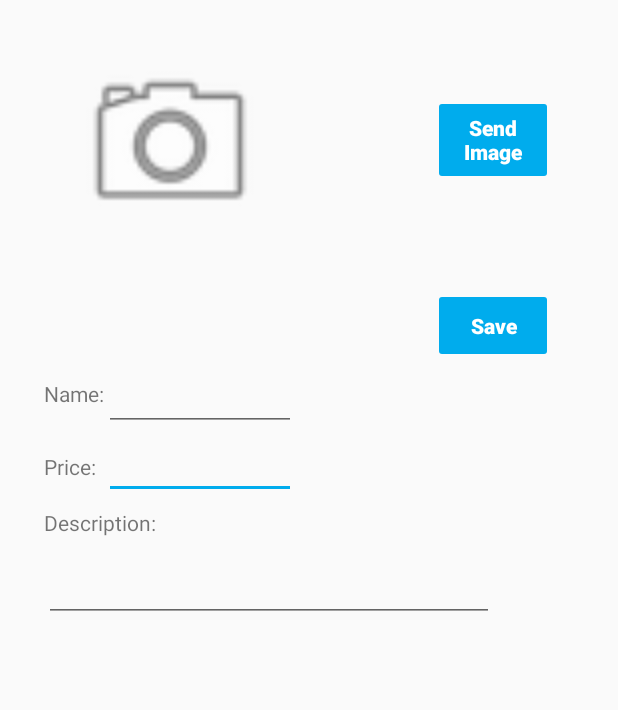
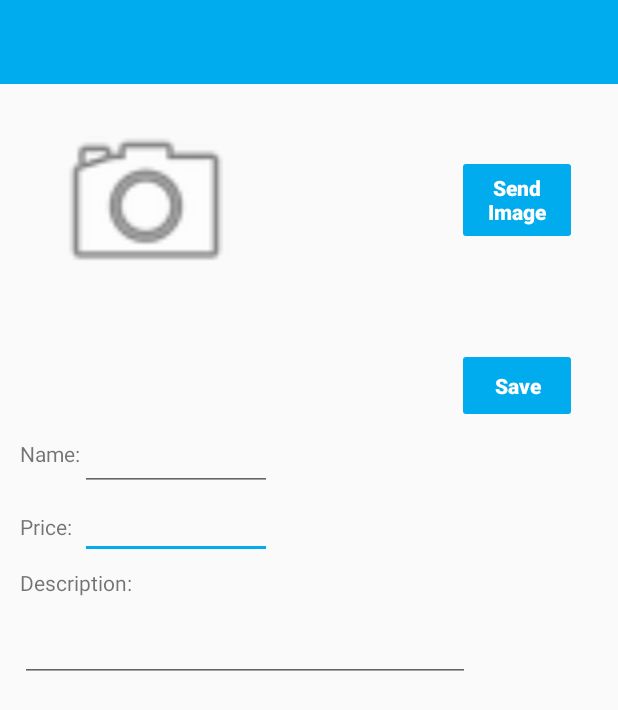
Before and after one commit to Benardi/ISellHere-Client, an Android app: the layout activity_edit_product.xml on its own in the app's theme, with its tools: preview values and no code run, on a phone screen of 412 x 824 dp. Shown: the top 710 px of the screen. Run offline under Robolectric (Android 15) with nearby library versions, the light colour scheme and no system bars; network calls fail.

```diff
--- a/app/src/main/java/com/example/grupoes/projetoes/controllers/ProductController.java
+++ b/app/src/main/java/com/example/grupoes/projetoes/controllers/ProductController.java
@@ -141,7 +141,7 @@ public class ProductController {
                         } catch (JSONException e) {
                             e.printStackTrace();
                         }
-                        Log.d("PRODUCTS", ""+products.size());
+                        Toast.makeText(context, "Finish getProducts", Toast.LENGTH_LONG).show();
                     }
                 },
                 new Response.ErrorListener() {
--- a/app/src/main/res/layout/activity_edit_product.xml
+++ b/app/src/main/res/layout/activity_edit_product.xml
@@ -5,18 +5,18 @@
     android:id="@+id/activity_edit_product"
     android:layout_width="match_parent"
     android:layout_height="match_parent"
-    android:paddingBottom="@dimen/activity_vertical_margin"
-    android:paddingLeft="@dimen/activity_horizontal_margin"
-    android:paddingRight="@dimen/activity_horizontal_margin"
-    android:paddingTop="@dimen/activity_vertical_margin"
+
     tools:context="com.example.grupoes.projetoes.activities.EditProductActivity">
+
+    <include
+        layout="@layout/toolbar_init"
+        android:id="@+id/include3"/>
 
     <ImageView
         android:layout_width="168sp"
         android:layout_height="128sp"
         app:srcCompat="@drawable/cast_abc_scrubber_control_off_mtrl_alpha"
-        android:layout_alignParentTop="true"
-        android:layout_alignParentStart="true"
+        android:layout_below="@+id/include3"
         android:id="@+id/editImageProductView"
         android:layout_marginBottom="15sp"
         android:layout_marginStart="13sp"
```
Also changed, not shown: app/src/main/java/com/example/grupoes/projetoes/activities/EditProductActivity.java (+27 -0 lines), app/src/main/java/com/example/grupoes/projetoes/activities/LoginActivity.java (+14 -0 lines), app/src/main/java/com/example/grupoes/projetoes/activities/ProductActivity.java (+49 -3 lines).
